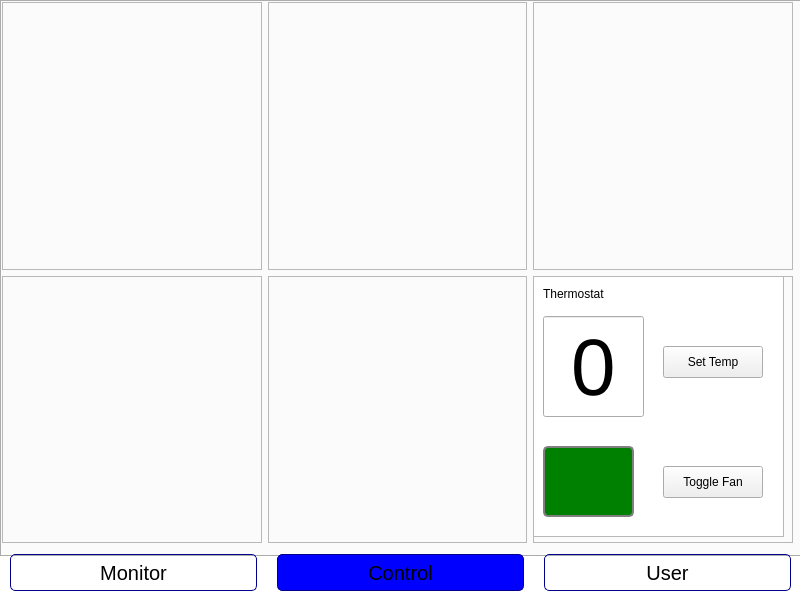
First picture: the form in HomeMonitoringSystem/mainwindow.ui, repository CampbellWest/Project3Group5, before the edit.
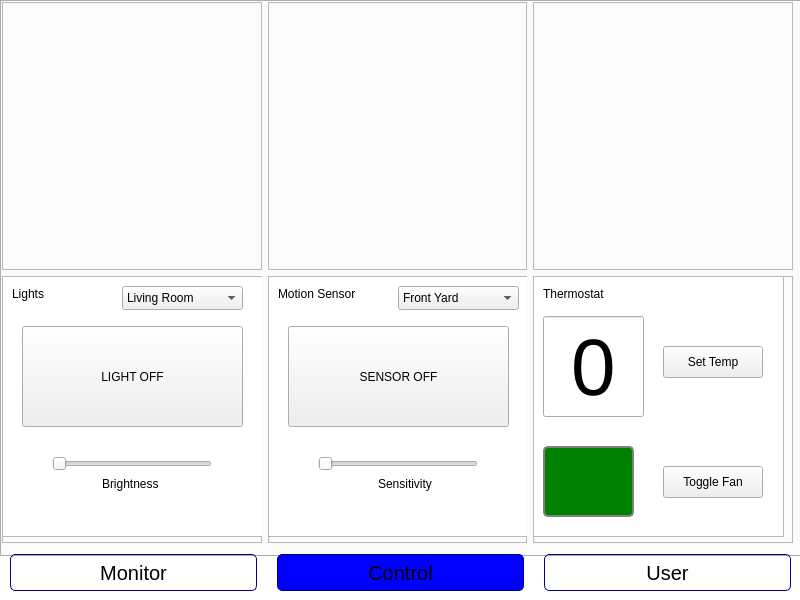
Second picture: the form after the edit. The open tabs and pages were chosen to show the change.

What changed in the file:
```diff
--- a/HomeMonitoringSystem/mainwindow.ui
+++ b/HomeMonitoringSystem/mainwindow.ui
@@ -502,6 +502,108 @@
          <property name="frameShadow">
           <enum>QFrame::Shadow::Raised</enum>
          </property>
+         <widget class="QTextBrowser" name="textBrowser_10">
+          <property name="geometry">
+           <rect>
+            <x>0</x>
+            <y>0</y>
+            <width>261</width>
+            <height>261</height>
+           </rect>
+          </property>
+         </widget>
+         <widget class="QLabel" name="label_9">
+          <property name="geometry">
+           <rect>
+            <x>10</x>
+            <y>10</y>
+            <width>71</width>
+            <height>16</height>
+           </rect>
+          </property>
+          <property name="text">
+           <string>Lights</string>
+          </property>
+         </widget>
+         <widget class="QComboBox" name="comboBox_4">
+          <property name="geometry">
+           <rect>
+            <x>120</x>
+            <y>10</y>
+            <width>121</width>
+            <height>24</height>
+           </rect>
+          </property>
+          <item>
+           <property name="text">
+            <string>Living Room </string>
+           </property>
+          </item>
+          <item>
+           <property name="text">
+            <string>Kitchen</string>
+           </property>
+          </item>
+          <item>
+           <property name="text">
+            <string>Bedroom 1</string>
+           </property>
+          </item>
+          <item>
+           <property name="text">
+            <string>Bedroom 2</string>
+           </property>
+          </item>
+          <item>
+           <property name="text">
+            <string>Bathroom 1</string>
+           </property>
+          </item>
+          <item>
+           <property name="text">
+            <string>Bathroom 2</string>
+           </property>
+          </item>
+         </widget>
+         <widget class="QPushButton" name="pushButton_6">
+          <property name="geometry">
+           <rect>
+            <x>20</x>
+            <y>50</y>
+            <width>221</width>
+            <height>101</height>
+           </rect>
+          </property>
+          <property name="text">
+           <string>LIGHT OFF</string>
+          </property>
+         </widget>
+         <widget class="QSlider" name="horizontalSlider">
+          <property name="geometry">
+           <rect>
+            <x>50</x>
+            <y>180</y>
+            <width>160</width>
+            <height>16</height>
+           </rect>
+          </property>
+          <property name="orientation">
+           <enum>Qt::Orientation::Horizontal</enum>
+          </property>
+         </widget>
+         <widget class="QLabel" name="label_11">
+          <property name="geometry">
+           <rect>
+            <x>100</x>
+            <y>200</y>
+            <width>101</width>
+            <height>16</height>
+           </rect>
+          </property>
+          <property name="text">
+           <string>Brightness</string>
+          </property>
+         </widget>
         </widget>
        </item>
        <item row="0" column="2">
@@ -542,6 +644,88 @@
          <property name="frameShadow">
           <enum>QFrame::Shadow::Raised</enum>
          </property>
+         <widget class="QTextBrowser" name="textBrowser_9">
+          <property name="geometry">
+           <rect>
+            <x>0</x>
+            <y>0</y>
+            <width>261</width>
+            <height>261</height>
+           </rect>
+          </property>
+         </widget>
+         <widget class="QLabel" name="label_10">
+          <property name="geometry">
+           <rect>
+            <x>10</x>
+            <y>10</y>
+            <width>101</width>
+            <height>16</height>
+           </rect>
+          </property>
+          <property name="text">
+           <string>Motion Sensor</string>
+          </property>
+         </widget>
+         <widget class="QComboBox" name="comboBox_5">
+          <property name="geometry">
+           <rect>
+            <x>130</x>
+            <y>10</y>
+            <width>121</width>
+            <height>24</height>
+           </rect>
+          </property>
+          <item>
+           <property name="text">
+            <string>Front Yard</string>
+           </property>
+          </item>
+          <item>
+           <property name="text">
+            <string>Back Yard</string>
+           </property>
+          </item>
+         </widget>
+         <widget class="QPushButton" name="pushButton_7">
+          <property name="geometry">
+           <rect>
+            <x>20</x>
+            <y>50</y>
+            <width>221</width>
+            <height>101</height>
+           </rect>
+          </property>
+          <property name="text">
+           <string>SENSOR OFF</string>
+          </property>
+         </widget>
+         <widget class="QSlider" name="horizontalSlider_2">
+          <property name="geometry">
+           <rect>
+            <x>50</x>
+            <y>180</y>
+            <width>160</width>
+            <height>16</height>
+           </rect>
+          </property>
+          <property name="orientation">
+           <enum>Qt::Orientation::Horizontal</enum>
+          </property>
+         </widget>
+         <widget class="QLabel" name="label_12">
+          <property name="geometry">
+           <rect>
+            <x>110</x>
+            <y>200</y>
+            <width>111</width>
+            <height>16</height>
+           </rect>
+          </property>
+          <property name="text">
+           <string>Sensitivity</string>
+          </property>
+         </widget>
         </widget>
        </item>
        <item row="1" column="2">
```
Left out of the diff: 203 changed lines with no effect on the pictures.
